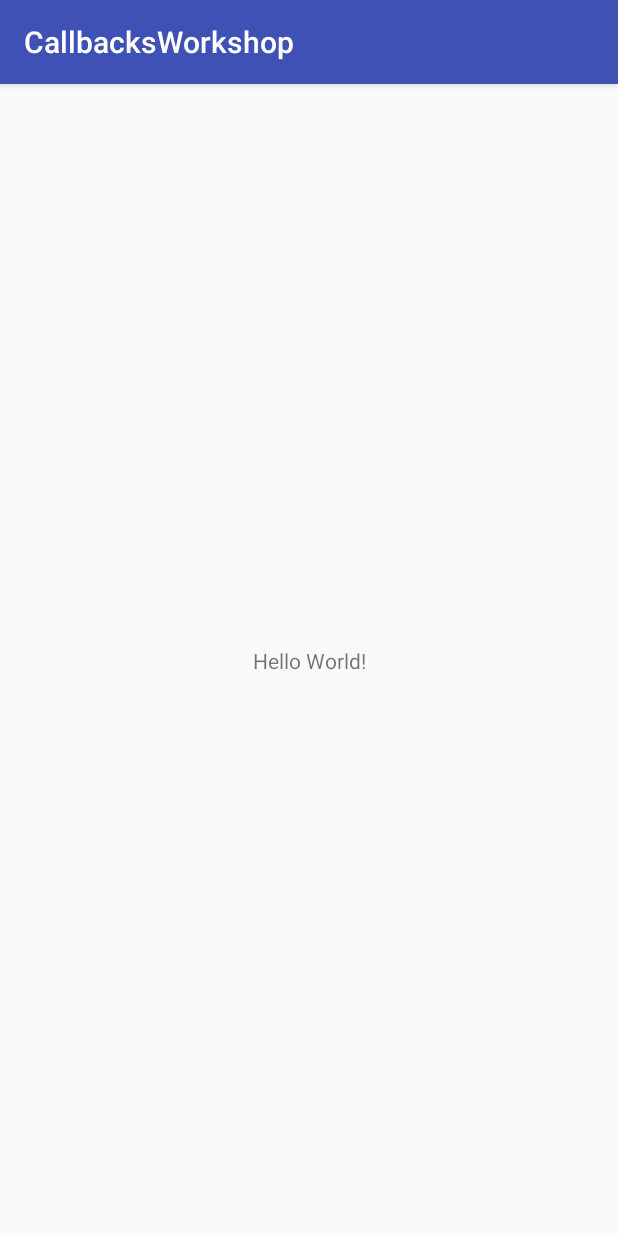
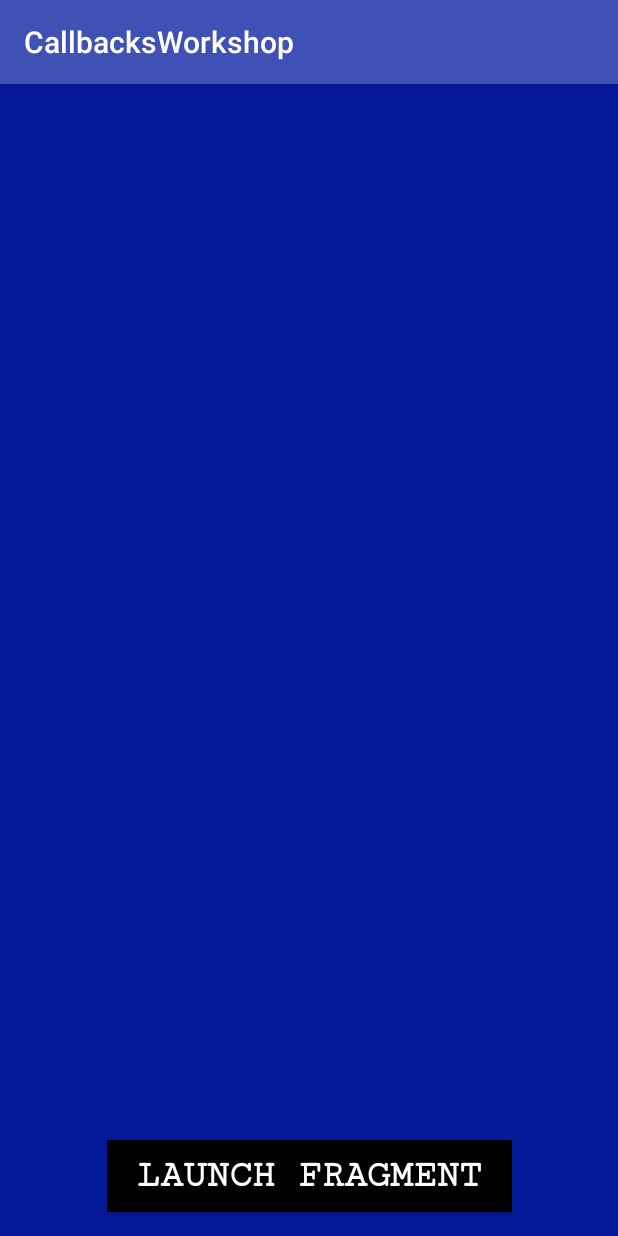
Before and after one commit to Delta319/CallbacksWorkshop, an Android app: the screen it shows after launch (MainActivity), on a phone screen of 412 x 824 dp. Run offline under Robolectric (Android 15) with nearby library versions, the phone set to English and light mode, and no system bars; our stand-ins replace ButterKnife.

```diff
--- a/app/build.gradle
+++ b/app/build.gradle
@@ -22,6 +22,8 @@ dependencies {
     implementation fileTree(dir: 'libs', include: ['*.jar'])
     implementation 'com.android.support:appcompat-v7:28.0.0-alpha3'
     implementation 'com.android.support.constraint:constraint-layout:1.1.2'
+    implementation 'com.jakewharton:butterknife:8.8.1'
+    annotationProcessor 'com.jakewharton:butterknife-compiler:8.8.1'
     testImplementation 'junit:junit:4.12'
     androidTestImplementation 'com.android.support.test:runner:1.0.2'
     androidTestImplementation 'com.android.support.test.espresso:espresso-core:3.0.2'
--- a/app/src/main/java/com/example/ethanrowe/callbacksworkshop/MainActivity.java
+++ b/app/src/main/java/com/example/ethanrowe/callbacksworkshop/MainActivity.java
@@ -1,13 +1,62 @@
 package com.example.ethanrowe.callbacksworkshop;
 
+import android.graphics.Color;
+import android.support.constraint.ConstraintLayout;
 import android.support.v7.app.AppCompatActivity;
 import android.os.Bundle;
+import android.telecom.Call;
+import android.widget.Button;
+import android.widget.TextView;
+import android.widget.Toast;
 
-public class MainActivity extends AppCompatActivity {
+import butterknife.BindView;
+import butterknife.ButterKnife;
+import butterknife.OnClick;
+
+public class MainActivity extends AppCompatActivity implements CallbackFragment.CallbackClass {
+
+    @BindView(R.id.activity_layout)
+    protected ConstraintLayout layout;
+    @BindView(R.id.callback_message_textview)
+    protected TextView textView;
+    protected CallbackFragment callbackFragment;
+
 
     @Override
     protected void onCreate(Bundle savedInstanceState) {
         super.onCreate(savedInstanceState);
         setContentView(R.layout.activity_main);
+        ButterKnife.bind(this);
+    }
+
+    @OnClick(R.id.launch_fragment_button)
+    protected void launchFragment() {
+        callbackFragment = CallbackFragment.newInstance();
+        callbackFragment.attachParent(this);
+        getSupportFragmentManager().beginTransaction().replace(R.id.fragment_holder, callbackFragment).commit();
+
+    }
+
+    @Override
+    public void showToast() {
+        Toast.makeText(this, "The MainActivity is Toasting the Fragment.", Toast.LENGTH_SHORT).show();
+    }
+
+    @Override
+    public void changeTextview() {
+
+        textView.setText("Callback from Fragment Received");
+    }
+
+    @Override
+    public void changeBackgroundColor() {
+
+        layout.setBackgroundColor(Color.BLUE);
+    }
+
+    @Override
+    public void removeFragment() {
+
+        getSupportFragmentManager().beginTransaction().remove(callbackFragment).commit();
     }
 }
--- a/app/src/main/res/layout/activity_main.xml
+++ b/app/src/main/res/layout/activity_main.xml
@@ -2,17 +2,56 @@
 <android.support.constraint.ConstraintLayout xmlns:android="http://schemas.android.com/apk/res/android"
     xmlns:app="http://schemas.android.com/apk/res-auto"
     xmlns:tools="http://schemas.android.com/tools"
+    android:id="@+id/activity_layout"
     android:layout_width="match_parent"
     android:layout_height="match_parent"
-    tools:context=".MainActivity">
+    android:background="@color/reallyDarkBlue"
+    tools:context=".MainActivity"
+    tools:layout_editor_absoluteY="81dp">
+
+    <FrameLayout
+        android:id="@+id/fragment_holder"
+        android:layout_width="0dp"
+        android:layout_height="0dp"
+        android:layout_marginBottom="8dp"
+        android:layout_marginTop="8dp"
+        android:elevation="5dp"
+        app:layout_constraintBottom_toBottomOf="parent"
+        app:layout_constraintEnd_toEndOf="parent"
+        app:layout_constraintHorizontal_bias="0.0"
+        app:layout_constraintStart_toStartOf="parent"
+        app:layout_constraintTop_toTopOf="parent">
+
+    </FrameLayout>
 
     <TextView
+        android:id="@+id/callback_message_textview"
         android:layout_width="wrap_content"
         android:layout_height="wrap_content"
-        android:text="Hello World!"
+        android:layout_marginBottom="8dp"
+        android:layout_marginTop="16dp"
+        android:textSize="25sp"
         app:layout_constraintBottom_toBottomOf="parent"
-        app:layout_constraintLeft_toLeftOf="parent"
-        app:layout_constraintRight_toRightOf="parent"
-        app:layout_constraintTop_toTopOf="parent" />
+        app:layout_constraintEnd_toEndOf="parent"
+        app:layout_constraintHorizontal_bias="0.501"
+        app:layout_constraintStart_toStartOf="parent"
+        app:layout_constraintTop_toTopOf="parent"
+        app:layout_constraintVertical_bias="0.0" />
+
+    <Button
+        android:id="@+id/launch_fragment_button"
+        android:layout_width="270dp"
+        android:layout_height="wrap_content"
+        android:layout_marginBottom="16dp"
+        android:background="@android:color/black"
+        android:fontFamily="serif-monospace"
+        android:text="Launch fragment"
+        android:textAlignment="center"
+        android:textColor="@android:color/white"
+        android:textSize="25sp"
+        android:textStyle="bold"
+        app:layout_constraintBottom_toBottomOf="parent"
+        app:layout_constraintEnd_toEndOf="parent"
+        app:layout_constraintStart_toStartOf="parent" />
 
 </android.support.constraint.ConstraintLayout>
--- a/app/src/main/res/values/colors.xml
+++ b/app/src/main/res/values/colors.xml
@@ -3,4 +3,5 @@
     <color name="colorPrimary">#3F51B5</color>
     <color name="colorPrimaryDark">#303F9F</color>
     <color name="colorAccent">#FF4081</color>
+    <color name="reallyDarkBlue">#051a9a</color>
 </resources>
--- a/app/src/main/res/values/strings.xml
+++ b/app/src/main/res/values/strings.xml
@@ -1,3 +1,7 @@
 <resources>
     <string name="app_name">CallbacksWorkshop</string>
+    <string name="run_toast_from_activity">Run Toast From Activity</string>
+    <string name="change_activity_textview">Change Activity Textview</string>
+    <string name="change_activity_background_color">Change Activity Background Color</string>
+    <string name="remove_fragment_from_activity">Remove Fragment From Activity</string>
 </resources>
```
Also changed, not shown: app/src/main/java/com/example/ethanrowe/callbacksworkshop/CallbackFragment.java (added, +87 -0 lines), app/src/main/res/layout/fragment_callback.xml (added, +81 -0 lines).
